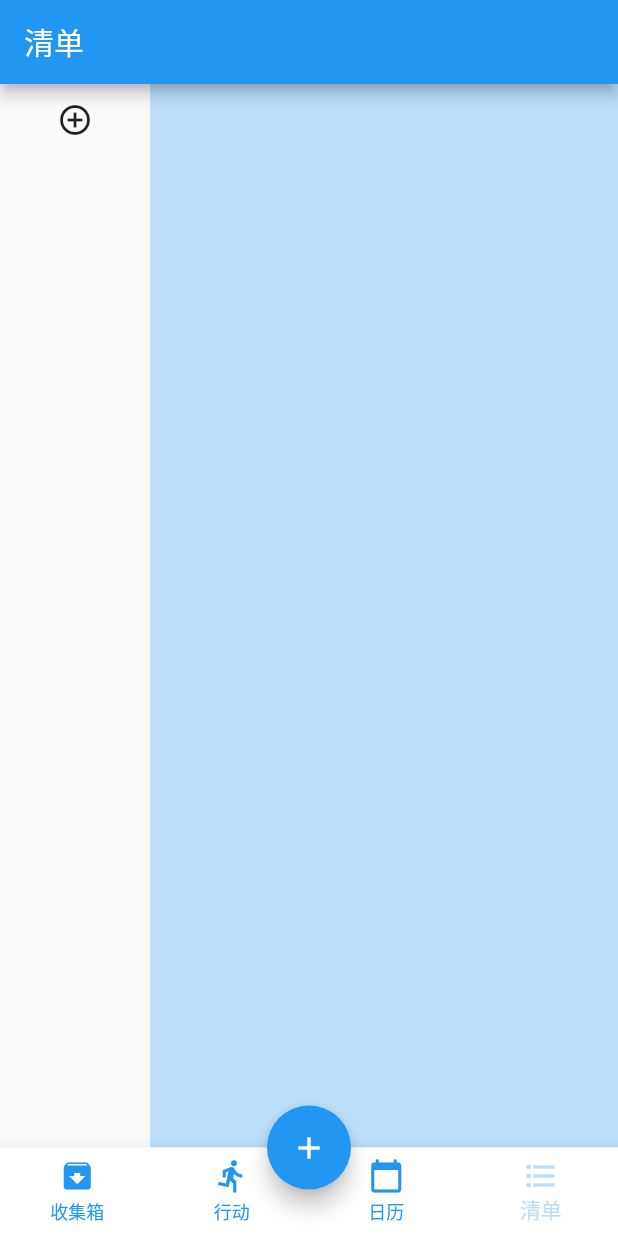
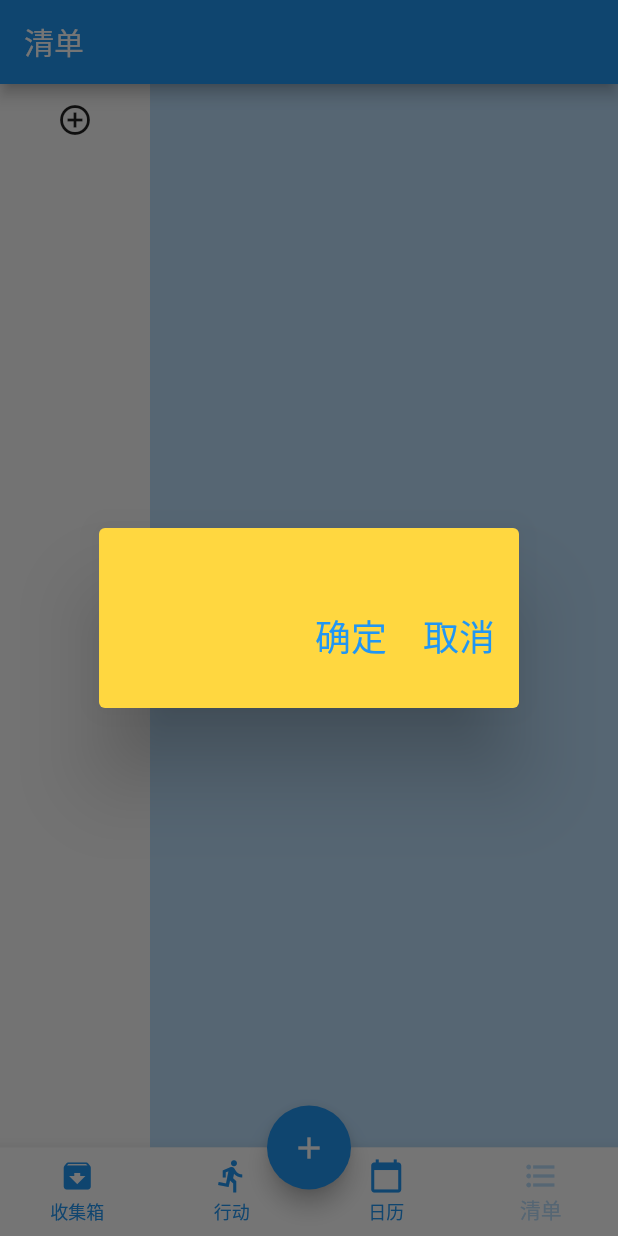
Before and after one commit to yczhangsjtu/GetThingsDone, a Flutter app: the screen it shows after launch, item 4 of the bottom bar chosen, after a tap on the "add circle outline" icon, on a phone screen of 412 x 824 dp. Run offline on Flutter 3.47's test engine with Material 2 defaults, Android fonts, the phone set to English and light mode, and no system bars.

Commit message:
Implement adding inventories.

```diff
--- a/lib/core/card.dart
+++ b/lib/core/card.dart
@@ -581,7 +581,7 @@ class Inventory {
     if(filterRule == null) {
       return null;
     }
-    String name = CardUtils.decodeBase64String(s);
+    String name = CardUtils.decodeBase64String(s.substring(0, split));
     if(name == null) {
       return null;
     }
@@ -622,6 +622,9 @@ class Inventory {
   }
 
   static bool addInventoryAndApply(Inventory inventory) {
+    if(inventory == null) {
+      return false;
+    }
     if(!addInventory(inventory.name)) {
       return false;
     }
--- a/lib/pages/inventories.dart
+++ b/lib/pages/inventories.dart
@@ -30,7 +30,7 @@ class _InventoriesState extends State<Inventories> {
       Inventory inventory = Inventory.inventories[currentIndex];
       cards = GTDCard.cards.where((card) {
         return card is InventoryCard && inventory.filterRule.match(card.title);
-      });
+      }).toList();
     }
 
     Widget leftPanel = ListView.builder(
@@ -82,7 +82,9 @@ class _InventoriesState extends State<Inventories> {
     if (index == Inventory.inventories.length) {
       return IconButton(
         icon: Icon(Icons.add_circle_outline),
-        onPressed: () {},
+        onPressed: () {
+          _showAddInventoryDialog(context);
+        },
       );
     }
     return Container();
@@ -106,4 +108,57 @@ class _InventoriesState extends State<Inventories> {
       }
     });
   }
+
+  void _showAddInventoryDialog(BuildContext context) {
+    _controller.text = "";
+    showDialog(
+        context: context,
+        builder: (context) {
+          return _buildEditDialog(context, _controller, _focusNode);
+        });
+  }
+
+  Widget _buildEditDialog(BuildContext context,
+      TextEditingController controller, FocusNode focusNode) {
+    return SimpleDialog(
+      backgroundColor: kEditCardDialogColor,
+      children: <Widget>[
+        EditableText(
+          backgroundCursorColor: Colors.black,
+          cursorColor: Colors.black,
+          controller: controller,
+          focusNode: focusNode,
+          style: kEditCardDialogStyle,
+          maxLines: null,
+        ),
+        ButtonBar(
+          children: <Widget>[
+            FlatButton(
+              child: Text("确定", style: kFlatButtonStyle),
+              onPressed: () {
+                if (controller.text.isEmpty) {
+                  showModalBottomSheet(
+                      context: context,
+                      builder: (context) {
+                        return Text("清单名不能为空", style: kBottomSheetStyle);
+                      });
+                } else {
+                  Inventory.addInventory(controller.text);
+                  Inventory.saveInventories();
+                  Navigator.of(context).pop();
+                  setState(() {});
+                }
+              },
+            ),
+            FlatButton(
+              child: Text("取消", style: kFlatButtonStyle),
+              onPressed: () {
+                Navigator.of(context).pop();
+              },
+            )
+          ],
+        ),
+      ],
+    );
+  }
 }
```
